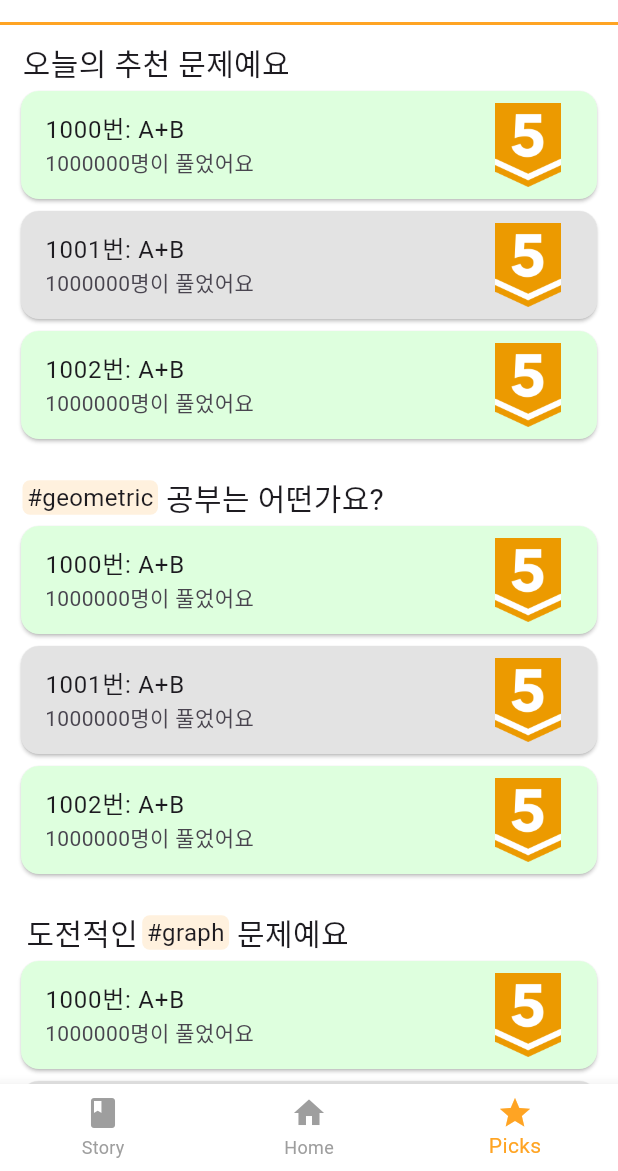
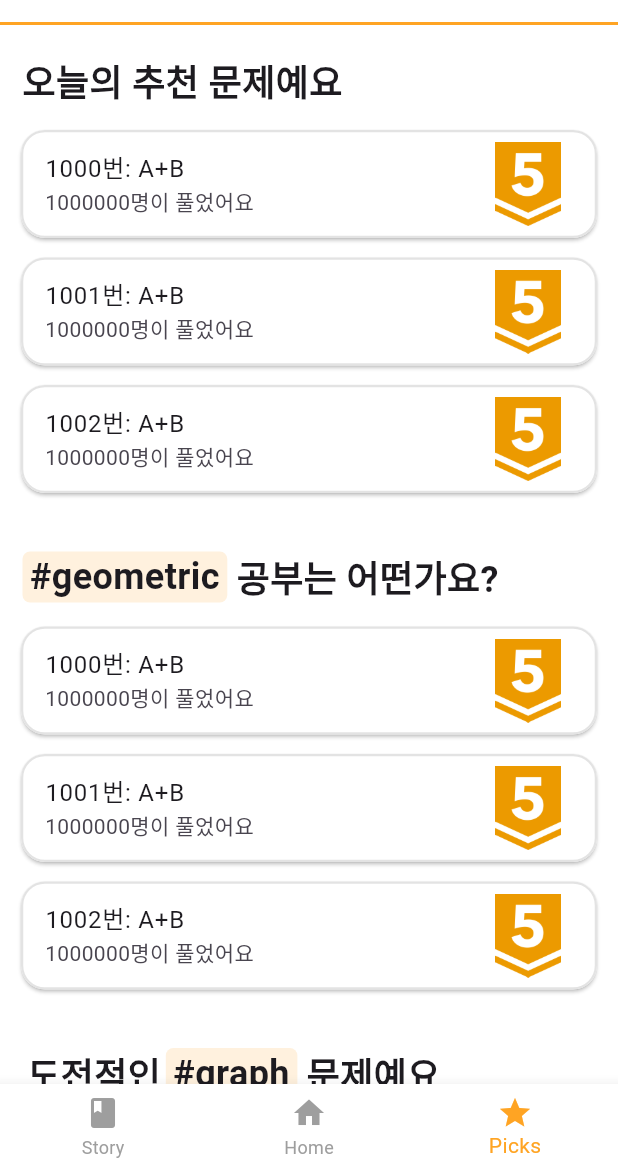
Before and after one commit to silverttthin/Alquerithm, a Flutter app: the MyHomePage screen opened directly, swiped to page 3, on a phone screen of 412 x 824 dp, the part 65-1236 px from its top. Run offline on Flutter 3.47's test engine with Material 3 defaults, Android fonts, the phone set to English and light mode, and no system bars; our stand-ins replace flutter_native_splash, fluttertoast, shared_preferences; accounts and stored records are empty; network calls fail.

Commit message:
fix: font issue

```diff
--- a/lib/pages/picks_page.dart
+++ b/lib/pages/picks_page.dart
@@ -1,3 +1,5 @@
+import 'dart:math';
+
 import 'package:flutter/material.dart';
 import '../widgets/font.dart';
 import '../widgets/listViewBuilder.dart';
@@ -23,22 +25,39 @@ class _PicksPageState extends State<PicksPage> {
     pickProblem = [1000, 1001, 1002];
     mostTagProblem = [1000, 1001, 1002];
     leastTagProblem = [1000, 1001, 1002];
-    List<Widget> todo = [
-      Row(children: [SizedBox(width: 5), Font("오늘의 추천 문제예요", 'L')]),
-      problemCard(pickProblem[0]),
-      problemCard(pickProblem[1]),
-      problemCard(pickProblem[2]),
-      SizedBox(height: 20,),
-      Row(children: [SizedBox(width: 5), backgroundFont('#' + leastTag, 'M'), Font(" 공부는 어떤가요?", 'L')]),
-      problemCard(leastTagProblem[0]),
-      problemCard(leastTagProblem[1]),
-      problemCard(leastTagProblem[2]),
-      SizedBox(height: 20,),
-      Row(children: [SizedBox(width: 5), Font("도전적인 ", 'L'), backgroundFont('#' + mostTag, 'M'), Font(" 문제예요", 'L')]),
-      problemCard(mostTagProblem[0]),
-      problemCard(mostTagProblem[1]),
-      problemCard(mostTagProblem[2]),
-    ];
+
+    double _runSpace = 5;
+    double _contentsSpace = 30;
+    double _lineSpace = 10;
+    List<Widget> todo = [];
+
+    todo.add(SizedBox(height: _lineSpace,));
+
+    todo.add(Wrap(alignment: WrapAlignment.start, runSpacing: _runSpace, children: [SizedBox(width: 5), Font("오늘의 추천 문제예요", 'XL', bold: true)]),);
+    todo.add(SizedBox(height: _lineSpace,));
+    for (int i = 0; i < min(3, pickProblem.length); i++) {
+      todo.add(problemCard(pickProblem[i]));
+      todo.add(SizedBox(height: _runSpace,));
+    }
+    todo.add(SizedBox(height: _contentsSpace,));
+
+    todo.add(Wrap(alignment: WrapAlignment.start, runSpacing: _runSpace, children: [SizedBox(width: 5), backgroundFont('#' + leastTag, 'XL'), Font(" 공부는 어떤가요?", 'XL', bold: true)]),);
+    todo.add(SizedBox(height: _lineSpace,));
+    for (int i = 0; i < min(3, leastTagProblem.length); i++) {
+      todo.add(problemCard(leastTagProblem[i]));
+      todo.add(SizedBox(height: _runSpace,));
+    }
+    todo.add(SizedBox(height: _contentsSpace,));
+
+    todo.add(Wrap(alignment: WrapAlignment.start, runSpacing: _runSpace, children: [SizedBox(width: 5), Font("도전적인 ", 'XL', bold: true), backgroundFont('#' + mostTag, 'XL'), Font(" 문제예요", 'XL', bold: true)]),);
+    todo.add(SizedBox(height: _lineSpace,));
+    for (int i = 0; i < min(3, mostTagProblem.length); i++) {
+      todo.add(problemCard(mostTagProblem[i]));
+      todo.add(SizedBox(height: _runSpace,));
+    }
+
+    todo.add(SizedBox(height: _lineSpace,));
+
     return listViewBuilder(todo);
   }
 }
--- a/lib/pages/story_page.dart
+++ b/lib/pages/story_page.dart
@@ -82,6 +82,7 @@ class _StoryPageState extends State<StoryPage> {
   @override
   Widget build(BuildContext context) {
     return Scaffold(
+      backgroundColor: Colors.white,
       body: SafeArea(
         child: Stack(
           children: [
--- a/lib/widgets/font.dart
+++ b/lib/widgets/font.dart
@@ -2,19 +2,21 @@ import 'package:flutter/cupertino.dart';
 
 Widget backgroundFont(String text, String font) {
   return Container(
-    padding: const EdgeInsets.symmetric(horizontal: 3),
+    padding: const EdgeInsets.symmetric(horizontal: 5, vertical: 0),
     decoration: BoxDecoration(
       color: Color(0xFFFFF1DE),
       borderRadius: BorderRadius.circular(5),
     ),
-    child: Font(text.toString(), font),
+    child: Font(text, font, bold: true),
   );
 }
 
-Widget Font(String text, String font) {
+Widget Font(String text, String font, {bool bold = false}) {
   double size = 0;
-  if (font == "L") size = 20;
+  var weight = bold ? FontWeight.bold : FontWeight.normal;
+  if (font == "XL") size = 24;
+  else if (font == "L") size = 20;
   else if (font == "M") size = 16;
   else if (font == "S") size = 12;
-  return Text(text, style: TextStyle(fontSize: size), textAlign: TextAlign.center);
+  return Text(text, style: TextStyle(fontSize: size, fontWeight: weight), textAlign: TextAlign.center);
 }
--- a/lib/widgets/problemCard.dart
+++ b/lib/widgets/problemCard.dart
@@ -4,9 +4,15 @@ import 'package:flutter/material.dart';
 Widget problemCard(int problemNum) {
   String problemTitle = "A+B";
   int problemSolveNum = 1000000;
-  bool problemSolved = (problemNum % 2 == 0);
+  // bool problemSolved = false;
   return Card(
-    color: problemSolved ? Color(0xFFDEFFDE) : Color(0xFFE3E3E3),
+    // color: problemSolved ? Color(0xFFDEFFDE) : Color(0xFFE3E3E3),
+    shape: RoundedRectangleBorder(
+      borderRadius: BorderRadius.circular(16),
+      side: BorderSide(width: 1.5, color: Color(0xFFE3E3E3)),
+    ),
+    color: Color(0xFFFFFFFF),
+
     child: ListTile(
       title: Text("$problemNum번: $problemTitle"),
       subtitle: Text("$problemSolveNum명이 풀었어요"),
```
Also changed, not shown: lib/pages/home_page.dart (+162 -70 lines), pubspec.lock, 5 other files.
